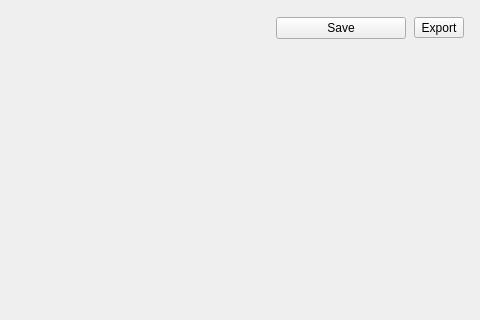
The window that src/ui/BasePage.ui (movdy2/Physics_Optical_Assistant) describes before a commit, drawn with Qt 5; both pictures show x 544 to 1024 and y 0 to 320 of the 1024 by 720 pixel window.
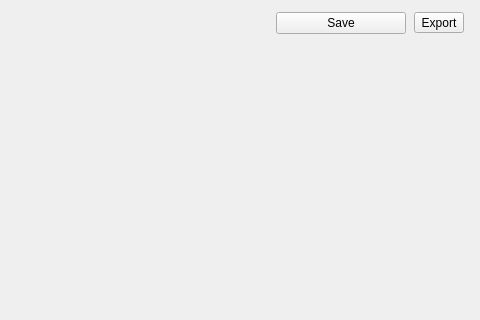
The same window after the commit.

Commit message: Encode Designer item alignment as attributes

```diff
--- a/src/ui/BasePage.ui
+++ b/src/ui/BasePage.ui
@@ -32,15 +32,15 @@
 
          </item>
          <item><spacer name="headerGap"><property name="orientation"><enum>Qt::Horizontal</enum></property><property name="sizeHint" stdset="0"><size><width>10</width><height>20</height></size></property></spacer></item>
-         <item>
+         <item alignment="Qt::AlignTop">
           <widget class="QPushButton" name="outline">
            <property name="minimumSize"><size><width>130</width><height>0</height></size></property>
            <property name="text"><string>Save</string></property>
           </widget>
-          <property name="alignment"><set>Qt::AlignTop</set></property>
+
          </item>
          <item><spacer name="saveExportGap"><property name="orientation"><enum>Qt::Horizontal</enum></property><property name="sizeHint" stdset="0"><size><width>8</width><height>20</height></size></property></spacer></item>
-         <item>
+         <item alignment="Qt::AlignTop">
           <widget class="QToolButton" name="exportMenu">
            <property name="toolTip"><string>Export: PDF report, Excel (.xls) or CSV (.csv)</string></property>
            <property name="text"><string>Export</string></property>
@@ -48,7 +48,7 @@
            <property name="popupMode"><enum>QToolButton::InstantPopup</enum></property>
            <property name="iconSize"><size><width>18</width><height>18</height></size></property>
           </widget>
-          <property name="alignment"><set>Qt::AlignTop</set></property>
+
          </item>
         </layout>
        </widget>
```
The commit also changes 2 other files.
